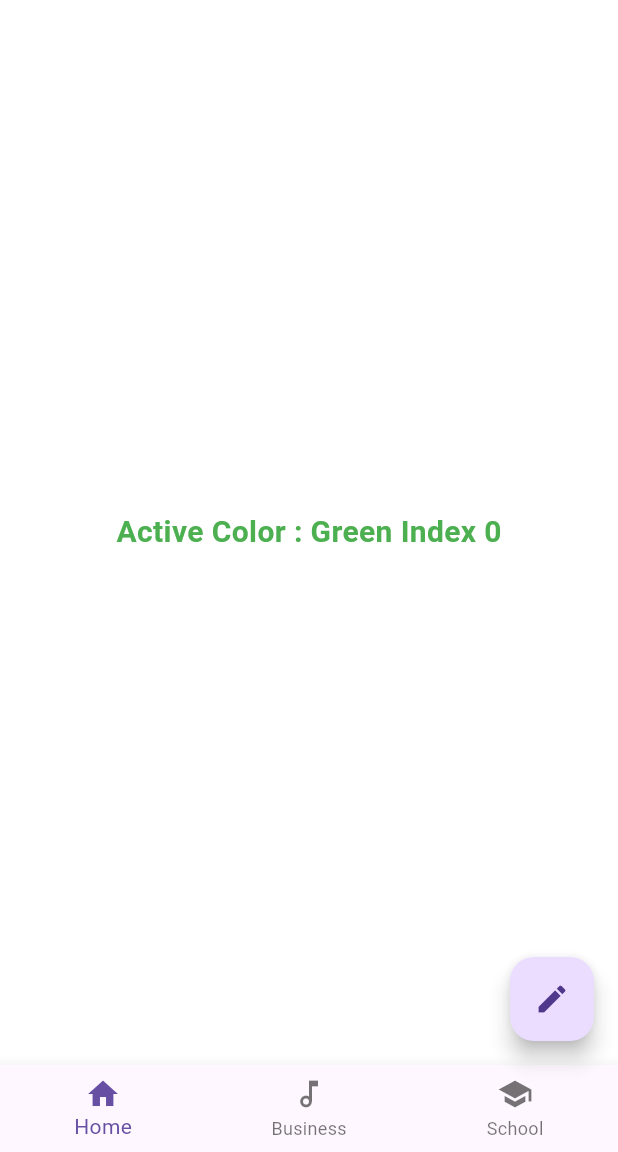
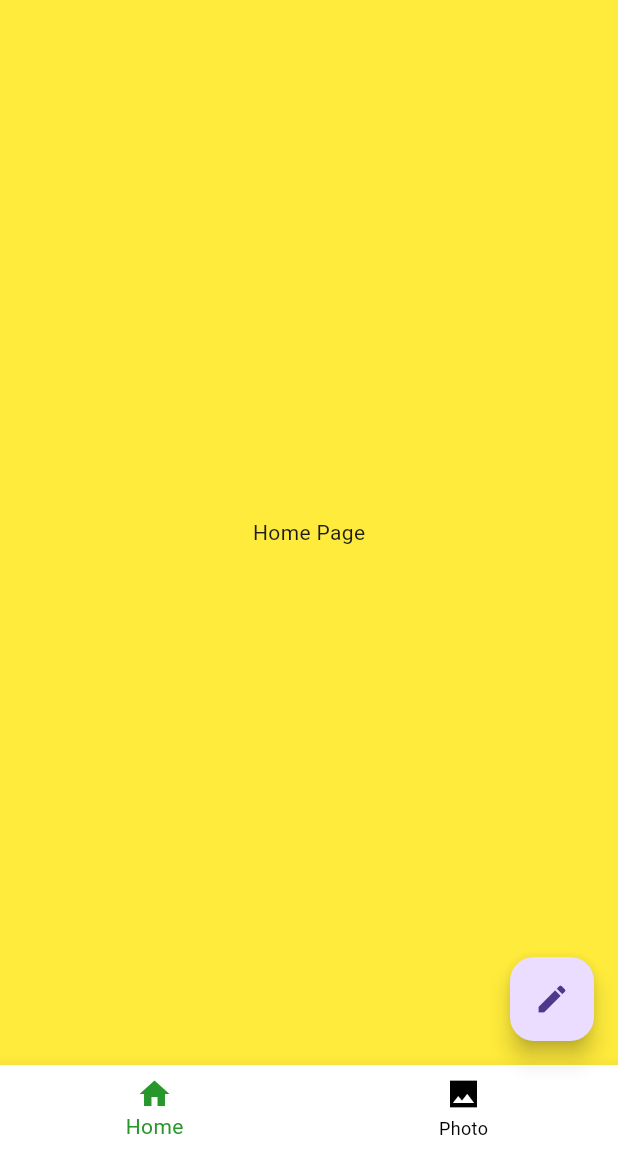
Before and after one commit to moniroul/0-LWR, a Flutter app: the screen it shows after launch, on a phone screen of 412 x 824 dp, the part 84-1236 px from its top. Run offline on Flutter 3.47's test engine with Material 3 defaults, Android fonts, the light colour scheme and no system bars.

Commit message:
navbar add

```diff
--- a/flutter_class_2/lib/Home.dart
+++ b/flutter_class_2/lib/Home.dart
@@ -1,4 +1,6 @@
 import 'package:flutter/material.dart';
+import 'package:flutter_class_2/HomePage.dart';
+import 'package:flutter_class_2/PhotoPage.dart';
 
 class Home extends StatefulWidget {
   const Home({Key? key}) : super(key: key);
@@ -8,9 +10,6 @@ class Home extends StatefulWidget {
 }
 
 class _HomeState extends State<Home> {
-
-
-
   List<Color> ColorList = [
     Colors.green,
     Colors.yellow,
@@ -32,6 +31,10 @@ class _HomeState extends State<Home> {
     });
   }
 
+  List PageList = [HomePage(), PhotoPage()];
+
+  int pageIndex = 0;
+
   @override
   Widget build(BuildContext context) {
     return Scaffold(
@@ -42,18 +45,7 @@ class _HomeState extends State<Home> {
       ),
 
       // body area
-      body: Container(
-        color: const Color.fromARGB(255, 255, 255, 255),
-        child: Center(
-          child: Text(
-            "Active Color : " + ColorsNames[ColorIndex] + " Index ${ColorIndex}",
-            style: TextStyle(
-                fontSize: 20,
-                color: ColorList[ColorIndex],
-                fontWeight: FontWeight.w700),
-          ),
-        ),
-      ),
+      body: PageList[pageIndex],
 
       // floatingActionButton area
       floatingActionButton: FloatingActionButton(
@@ -65,20 +57,29 @@ class _HomeState extends State<Home> {
 
       // bottomNavigationBar area
       bottomNavigationBar: BottomNavigationBar(
-        items: const <BottomNavigationBarItem>[
+        onTap: (index) {
+          setState(() {
+            pageIndex = index;
+          });
+          print(index);
+        },
+
+        backgroundColor: Colors.white,
+        selectedItemColor: Color.fromARGB(255, 39, 151, 43),
+        unselectedItemColor: Colors.black,
+        currentIndex: pageIndex,
+
+        items: <BottomNavigationBarItem>[
           BottomNavigationBarItem(
             icon: Icon(Icons.home),
             label: 'Home',
           ),
           BottomNavigationBarItem(
-            icon: Icon(Icons.music_note_outlined),
-            label: 'Business',
-          ),
-          BottomNavigationBarItem(
-            icon: Icon(Icons.school),
-            label: 'School',
+            icon: Icon(Icons.photo_sharp),
+            label: 'Photo',
           ),
         ],
+
       ),
     );
   }
--- /dev/null
+++ b/flutter_class_2/lib/HomePage.dart
@@ -0,0 +1,13 @@
+import 'package:flutter/material.dart';
+
+class HomePage extends StatelessWidget {
+const HomePage({ Key? key }) : super(key: key);
+
+  @override
+  Widget build(BuildContext context){
+    return Container(
+      color: Colors.yellow,
+      child: Center(child: Text("Home Page"))
+    );
+  }
+}
--- /dev/null
+++ b/flutter_class_2/lib/PhotoPage.dart
@@ -0,0 +1,13 @@
+import 'package:flutter/material.dart';
+
+class PhotoPage extends StatelessWidget {
+const PhotoPage({ Key? key }) : super(key: key);
+
+  @override
+  Widget build(BuildContext context){
+    return Container(
+      color: Colors.pink,
+      child: Center(child: Text("Photo Page"))
+    );
+  }
+}
```
